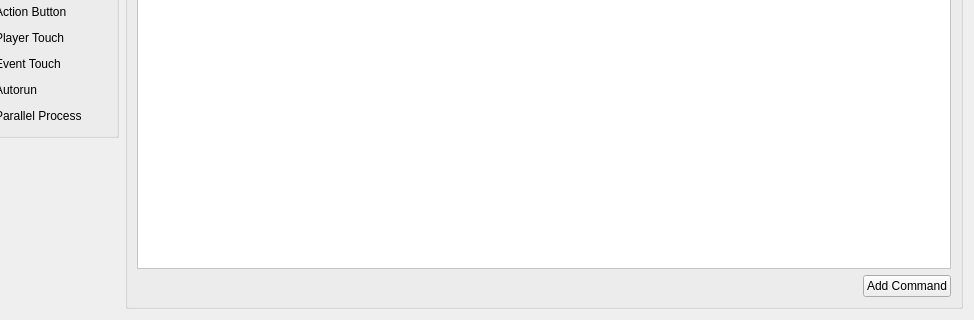
This is events/eventpage.ui in jowin202/YaRXP as Qt 5 draws it before an edit; both pictures show x 189 to 1163 and y 375 to 695 of the 1163 by 695 pixel window. The edited form follows.
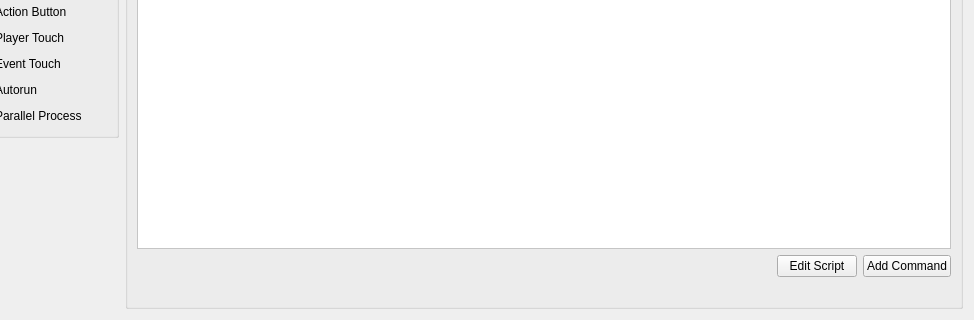
This is the edited form. Custom widgets are drawn as their Qt base class.

Commit message: event edit per text (EXPERIMENTAL)

Diff of the .ui file:
```diff
--- a/events/eventpage.ui
+++ b/events/eventpage.ui
@@ -481,13 +481,20 @@
       <string>Event List</string>
      </property>
      <layout class="QGridLayout" name="gridLayout_10">
-      <item row="1" column="1">
+      <item row="1" column="2">
        <widget class="QPushButton" name="button_add_command">
         <property name="text">
          <string>Add Command</string>
         </property>
        </widget>
       </item>
+      <item row="1" column="1">
+       <widget class="QPushButton" name="button_edit_yaml">
+        <property name="text">
+         <string>Edit Script</string>
+        </property>
+       </widget>
+      </item>
       <item row="1" column="0">
        <spacer name="horizontalSpacer">
         <property name="orientation">
@@ -501,7 +508,23 @@
         </property>
        </spacer>
       </item>
-      <item row="0" column="0" colspan="2">
+      <item row="2" column="0" colspan="3">
+       <widget class="QLabel" name="label_yaml_status">
+        <property name="text">
+         <string/>
+        </property>
+        <property name="visible">
+         <bool>false</bool>
+        </property>
+        <property name="alignment">
+         <set>Qt::AlignmentFlag::AlignCenter</set>
+        </property>
+        <property name="wordWrap">
+         <bool>true</bool>
+        </property>
+       </widget>
+      </item>
+      <item row="0" column="0" colspan="3">
        <widget class="QListWidget" name="eventList">
         <property name="palette">
          <palette>
```
The commit also changes 7 other files.
